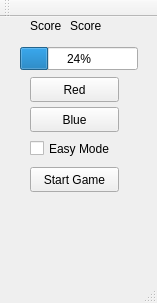
This is gamewindow.ui in JonWiggins/SimonGame as Qt 5 draws it before an edit. The edited form follows.
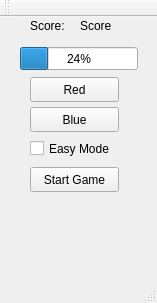
This is the edited form.

Commit message: add displayMoveSeries method change spacing on score label remove current series list, now verified through using the score as an index

The edit to the form file:
```diff
--- a/gamewindow.ui
+++ b/gamewindow.ui
@@ -50,13 +50,13 @@
      </rect>
     </property>
     <property name="text">
-     <string>Score</string>
+     <string>Score:</string>
     </property>
    </widget>
    <widget class="QLabel" name="ScoreValue">
     <property name="geometry">
      <rect>
-      <x>70</x>
+      <x>80</x>
       <y>0</y>
       <width>67</width>
       <height>17</height>
```
The commit also changes 4 other files.
